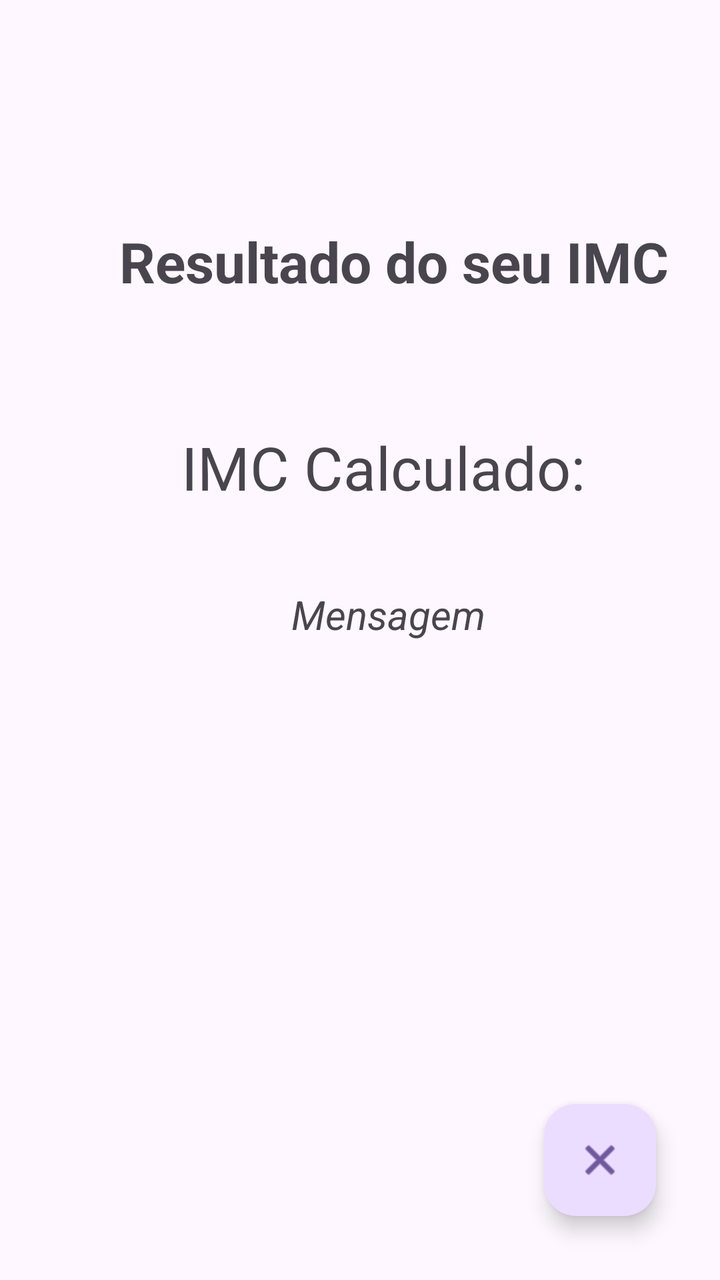
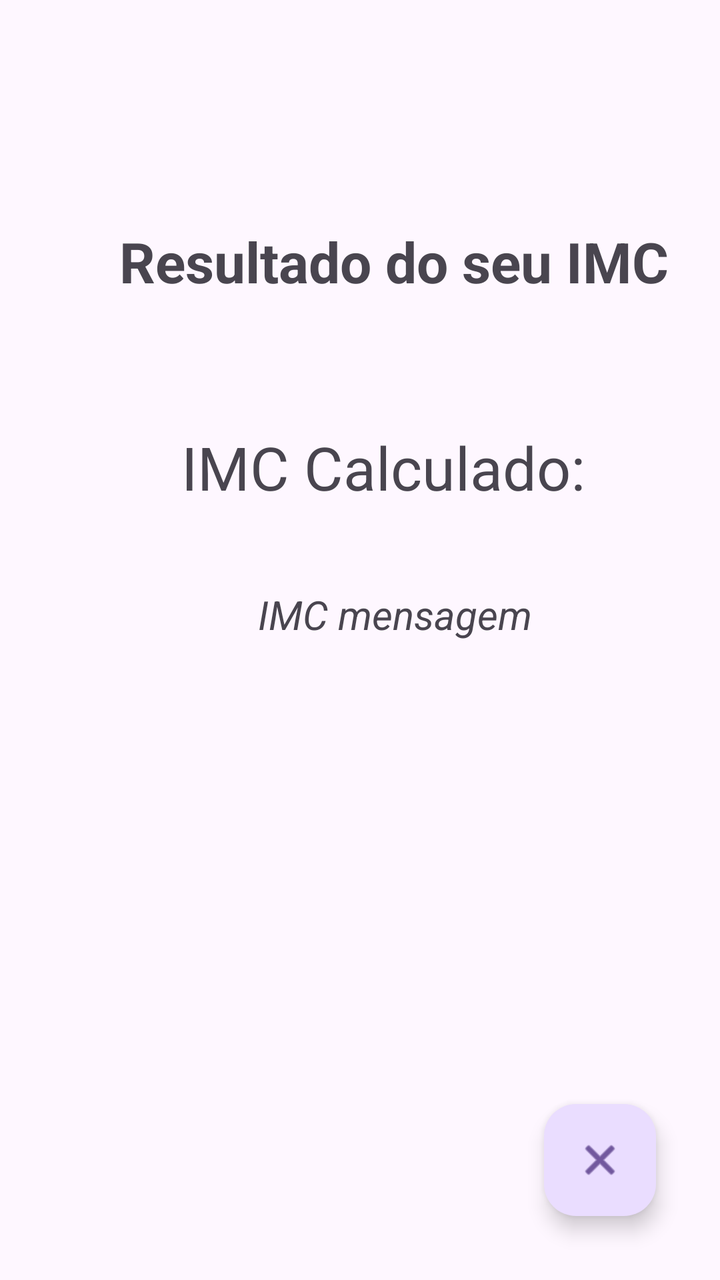

Screens rendered from an Android XML layout before and after an edit, with the pre-edit source and the edit as a unified diff.
<!-- AndroidManifest.xml: application theme Theme.AppIMC -->
<!-- res/layout/activity_resultado_imc.xml -->
<?xml version="1.0" encoding="utf-8"?>
<androidx.constraintlayout.widget.ConstraintLayout xmlns:android="http://schemas.android.com/apk/res/android"
    xmlns:app="http://schemas.android.com/apk/res-auto"
    xmlns:tools="http://schemas.android.com/tools"
    android:id="@+id/main"
    android:layout_width="match_parent"
    android:layout_height="match_parent"
    tools:context=".view.ResultadoActivity">

    <TextView
        android:id="@+id/txv_titulo_tela_resultado"
        android:layout_width="wrap_content"
        android:layout_height="wrap_content"
        android:layout_marginStart="103dp"
        android:layout_marginTop="112dp"
        android:layout_marginEnd="103dp"
        android:contentDescription="Título da tela: Resultado do seu IMC"
        android:text="Resultado do seu IMC"
        android:textSize="28dp"
        android:textStyle="bold"
        app:layout_constraintEnd_toEndOf="parent"
        app:layout_constraintHorizontal_bias="0.361"
        app:layout_constraintStart_toStartOf="parent"
        app:layout_constraintTop_toTopOf="parent" />

    <TextView
        android:id="@+id/txv_resultado_imc"
        android:layout_width="wrap_content"
        android:layout_height="wrap_content"
        android:layout_marginStart="177dp"
        android:layout_marginTop="64dp"
        android:layout_marginEnd="176dp"
        android:contentDescription="ICM calculado."
        android:text="IMC Calculado:"
        android:textSize="30sp"
        app:layout_constraintEnd_toEndOf="parent"
        app:layout_constraintHorizontal_bias="0.444"
        app:layout_constraintStart_toStartOf="parent"
        app:layout_constraintTop_toBottomOf="@+id/txv_titulo_tela_resultado" />

    <com.google.android.material.floatingactionbutton.FloatingActionButton
        android:id="@+id/fab_voltar"
        android:layout_width="wrap_content"
        android:layout_height="wrap_content"
        android:layout_marginEnd="32dp"
        android:layout_marginBottom="32dp"
        android:clickable="true"
        android:contentDescription="Volte a tela inicial e calcule novamente."
        android:src="@android:drawable/ic_menu_close_clear_cancel"
        app:layout_constraintBottom_toBottomOf="parent"
        app:layout_constraintEnd_toEndOf="parent" />

    <TextView
        android:id="@+id/txv_mensagem"
        android:layout_width="wrap_content"
        android:layout_height="wrap_content"
        android:layout_marginStart="147dp"
        android:layout_marginTop="40dp"
        android:layout_marginEnd="120dp"
        android:contentDescription="Mensagem sobre seu peso ideal."
        android:text="Mensagem"
        android:textSize="20sp"
        android:textStyle="italic"
        app:layout_constraintEnd_toEndOf="parent"
        app:layout_constraintHorizontal_bias="0.413"
        app:layout_constraintStart_toStartOf="parent"
        app:layout_constraintTop_toBottomOf="@+id/txv_resultado_imc" />

</androidx.constraintlayout.widget.ConstraintLayout>
<!-- resources referenced by this layout -->
<resources>
  <style name="Theme.AppIMC" parent="Base.Theme.AppIMC" />
  <style name="Base.Theme.AppIMC" parent="Theme.Material3.DayNight.NoActionBar">
          
          
      </style>
</resources>

<!-- the commit's change to res/layout/activity_resultado_imc.xml (unified diff, before → after) -->
@@ -58,7 +58,7 @@
         android:layout_marginTop="40dp"
         android:layout_marginEnd="120dp"
         android:contentDescription="Mensagem sobre seu peso ideal."
-        android:text="Mensagem"
+        android:text="IMC mensagem"
         android:textSize="20sp"
         android:textStyle="italic"
         app:layout_constraintEnd_toEndOf="parent"
